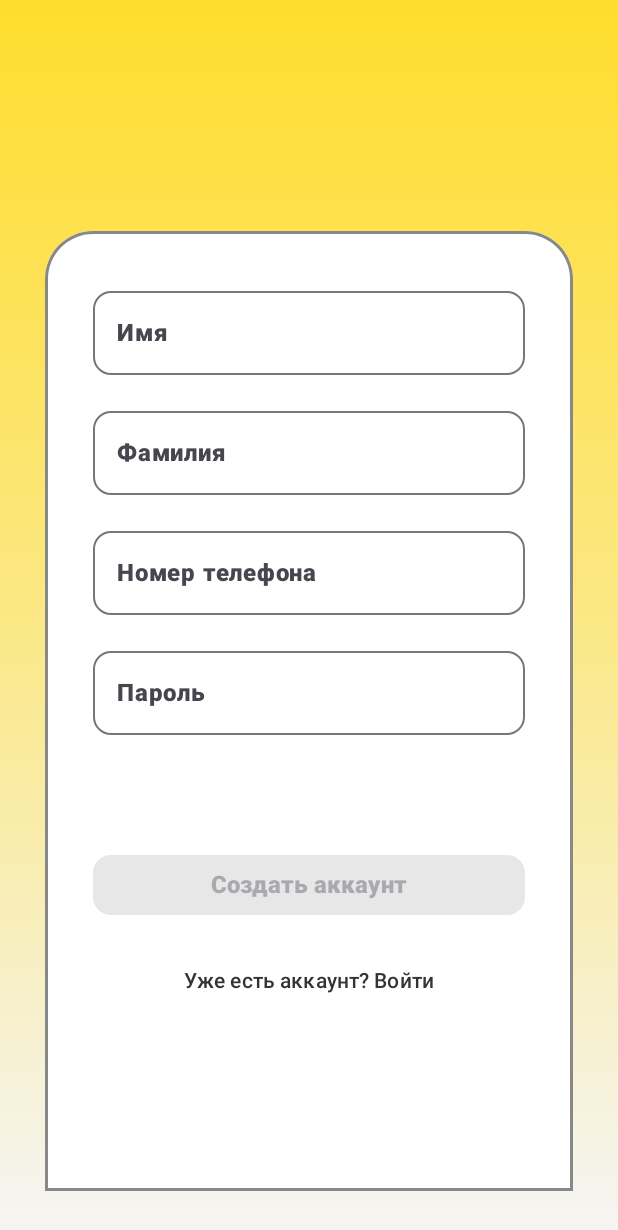
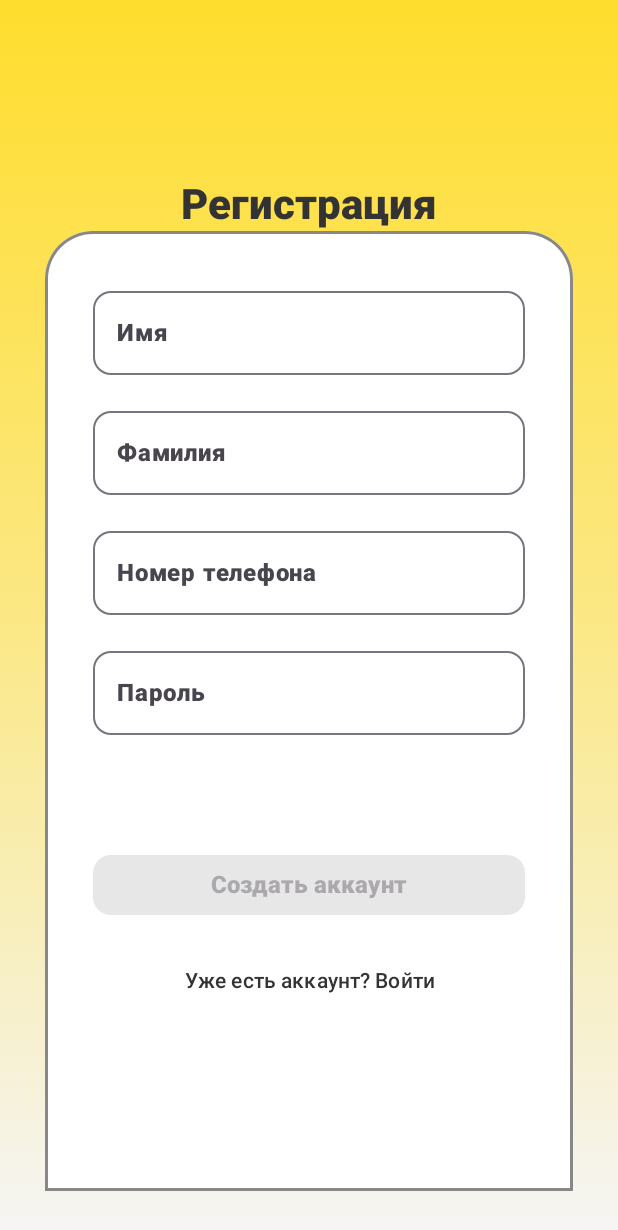
Before and after one commit to tbank-ttravels/Frontend, an Android app built with Jetpack Compose: the screen it shows after launch (MainActivity), after a tap on "Нет аккаунта? Зарегистрироваться", on a phone screen of 412 x 824 dp. Shown: the top 1230 px of the screen. Run offline under Robolectric (Android 15) with nearby library versions, the phone set to English and light mode, and no system bars; libraries missing offline, so code that uses them is left out: com.jakewharton.retrofit2.

Commit message:
Сделан текст по середине у кнопок с переходом между регистрацией и авторизацией Подвинут верхний текст что бы он не загораживался формой

```diff
--- a/app/src/main/java/com/example/myapplication/AuthScreen.kt
+++ b/app/src/main/java/com/example/myapplication/AuthScreen.kt
@@ -32,6 +32,7 @@ import androidx.compose.ui.graphics.Color
 import androidx.compose.ui.platform.LocalContext
 import androidx.compose.ui.text.font.FontWeight
 import androidx.compose.ui.text.input.PasswordVisualTransformation
+import androidx.compose.ui.text.style.TextAlign
 import androidx.compose.ui.unit.dp
 import androidx.compose.ui.unit.sp
 import androidx.navigation.NavHostController
@@ -113,7 +114,7 @@ fun AuthScreen(
             color = Color(0xFF333333),
             modifier = Modifier
                 .align(Alignment.TopCenter)
-                .padding(top = 160.dp)
+                .padding(top = 120.dp)
         )
 
         Card(
@@ -245,6 +246,8 @@ fun AuthScreen(
                 ) {
                     Text(
                         "Нет аккаунта? Зарегистрироваться",
+                        modifier = Modifier.fillMaxWidth(),
+                        textAlign = TextAlign.Center,
                         color = Color(0xFF333333)
                     )
                 }
--- a/app/src/main/java/com/example/myapplication/Registration.kt
+++ b/app/src/main/java/com/example/myapplication/Registration.kt
@@ -33,6 +33,7 @@ import androidx.compose.ui.graphics.Color
 import androidx.compose.ui.platform.LocalContext
 import androidx.compose.ui.text.font.FontWeight
 import androidx.compose.ui.text.input.PasswordVisualTransformation
+import androidx.compose.ui.text.style.TextAlign
 import androidx.compose.ui.unit.dp
 import androidx.compose.ui.unit.sp
 import androidx.navigation.NavController
@@ -107,7 +108,7 @@ fun Registration(
             color = Color(0xFF333333),
             modifier = Modifier
                 .align(Alignment.TopCenter)
-                .padding(top = 160.dp)
+                .padding(top = 120.dp)
         )
 
         Card(
@@ -256,6 +257,8 @@ fun Registration(
                 ) {
                     Text(
                         "Уже есть аккаунт? Войти",
+                        modifier = Modifier.fillMaxWidth(),
+                        textAlign = TextAlign.Center,
                         color = Color(0xFF333333)
                     )
                 }
```
